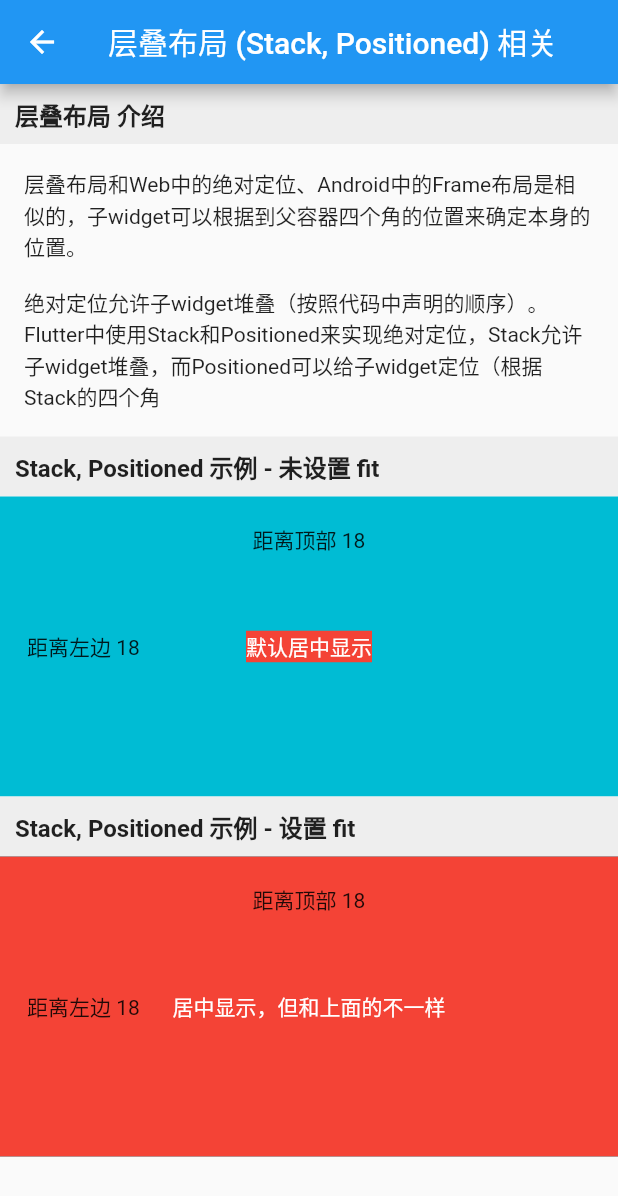
After one commit to NateRobinson/flutter_starter_notes, a Flutter app: the StackAndPositionedAbout screen opened by its route, on a phone screen of 412 x 824 dp. The commit adds this screen. Shown: the top 1196 px of the screen. Run offline on Flutter 3.47's test engine with Material 2 defaults, Android fonts, the light colour scheme and no system bars.

Commit message:
finish stack and positioned

```diff
--- a/lib/main.dart
+++ b/lib/main.dart
@@ -9,6 +9,7 @@ import 'package:flutter_starter_notes/ui/InputAndFormAbout.dart';
 import 'package:flutter_starter_notes/ui/RowAndColumnAbout.dart';
 import 'package:flutter_starter_notes/ui/FlexAbout.dart';
 import 'package:flutter_starter_notes/ui/WrapAndFlowAbout.dart';
+import 'package:flutter_starter_notes/ui/StackAndPositionedAbout.dart';
 
 void main() {
   debugPaintSizeEnabled = false; //打开视觉调试开关
@@ -50,6 +51,9 @@ class MyApp extends StatelessWidget {
         '/wrapandflowabout': (context) => WrapAndFlowAbout(
               title: "流式布局相关",
             ),
+        '/stackandpositionedabout': (context) => StackAndPositionedAbout(
+              title: "层叠布局 (Stack, Positioned) 相关",
+            ),
       },
     );
   }
--- a/lib/ui/HomePage.dart
+++ b/lib/ui/HomePage.dart
@@ -20,6 +20,7 @@ class HomePageState extends State<HomePage> {
     HomeMenuChildItem("Row 和 Colunm 相关", "/rowandcolumnabout"),
     HomeMenuChildItem("弹性布局相关", "/flexabout"),
     HomeMenuChildItem("流式布局相关", "/wrapandflowabout"),
+    HomeMenuChildItem("层叠布局 (Stack, Positioned) 相关", "/stackandpositionedabout"),
   ];
 
   final List<HomeMenuItem> _menus = <HomeMenuItem>[
--- /dev/null
+++ b/lib/ui/StackAndPositionedAbout.dart
@@ -0,0 +1,85 @@
+import 'package:flutter/material.dart';
+import 'package:flutter_starter_notes/component/CommonTitle.dart';
+
+class StackAndPositionedAbout extends StatelessWidget {
+  StackAndPositionedAbout({Key key, this.title});
+
+  final String title;
+
+  @override
+  Widget build(BuildContext context) {
+    return Scaffold(
+      appBar: AppBar(
+        title: Text(title),
+      ),
+      body: SingleChildScrollView(
+        child: Column(
+          children: <Widget>[
+            CommonTitle('层叠布局 介绍'),
+            Container(
+              padding: EdgeInsets.only(left: 16, top: 16, right: 16),
+              child: Text(
+                  "层叠布局和Web中的绝对定位、Android中的Frame布局是相似的，子widget可以根据到父容器四个角的位置来确定本身的位置。"),
+            ),
+            Container(
+              padding: EdgeInsets.all(16),
+              child: Text(
+                  "绝对定位允许子widget堆叠（按照代码中声明的顺序）。Flutter中使用Stack和Positioned来实现绝对定位，Stack允许子widget堆叠，而Positioned可以给子widget定位（根据Stack的四个角"),
+            ),
+            CommonTitle('Stack, Positioned 示例 - 未设置 fit'),
+            //通过ConstrainedBox来确保Stack占满屏幕
+            Container(
+              height: 200,
+              width: double.infinity, // 撑满宽度
+              color: Colors.cyan,
+              child: Stack(
+                alignment: Alignment.center, //指定未定位或部分定位widget的对齐方式
+                children: <Widget>[
+                  Container(
+                    child:
+                        Text("默认居中显示", style: TextStyle(color: Colors.white)),
+                    color: Colors.red,
+                  ),
+                  Positioned(
+                    left: 18.0,
+                    child: Text("距离左边 18"),
+                  ),
+                  Positioned(
+                    top: 18.0,
+                    child: Text("距离顶部 18"),
+                  )
+                ],
+              ),
+            ),
+            CommonTitle('Stack, Positioned 示例 - 设置 fit'),
+            Container(
+              height: 200,
+              width: double.infinity, // 撑满宽度
+              color: Colors.cyan, // 这个颜色被遮住
+              child: Stack(
+                alignment: Alignment.center, //指定未定位或部分定位widget的对齐方式
+                fit: StackFit.expand, //未定位widget占满Stack整个空间
+                children: <Widget>[
+                  Container(
+                    child: Text("居中显示，但和上面的不一样",
+                        style: TextStyle(color: Colors.white)),
+                    alignment: Alignment.center,
+                    color: Colors.red,
+                  ),
+                  Positioned(
+                    left: 18.0,
+                    child: Text("距离左边 18"),
+                  ),
+                  Positioned(
+                    top: 18.0,
+                    child: Text("距离顶部 18"),
+                  )
+                ],
+              ),
+            ),
+          ],
+        ),
+      ),
+    );
+  }
+}
```
Also changed, not shown: 1 other file.
